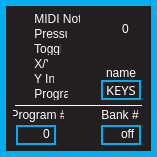
Qt form standalone/ezpz/forms/keyform.ui (Muse-Kinetics/softstep_editor) before a commit.
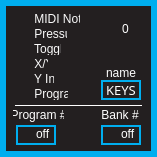
The same form after that commit. Icons and pictures are not drawn.

```diff
--- a/standalone/ezpz/forms/keyform.ui
+++ b/standalone/ezpz/forms/keyform.ui
@@ -1266,6 +1266,9 @@
      <property name="maximum">
       <number>127</number>
      </property>
+     <property name="value">
+      <number>-1</number>
+     </property>
     </widget>
     <widget class="QLabel" name="programNumLabel">
      <property name="geometry">
```
